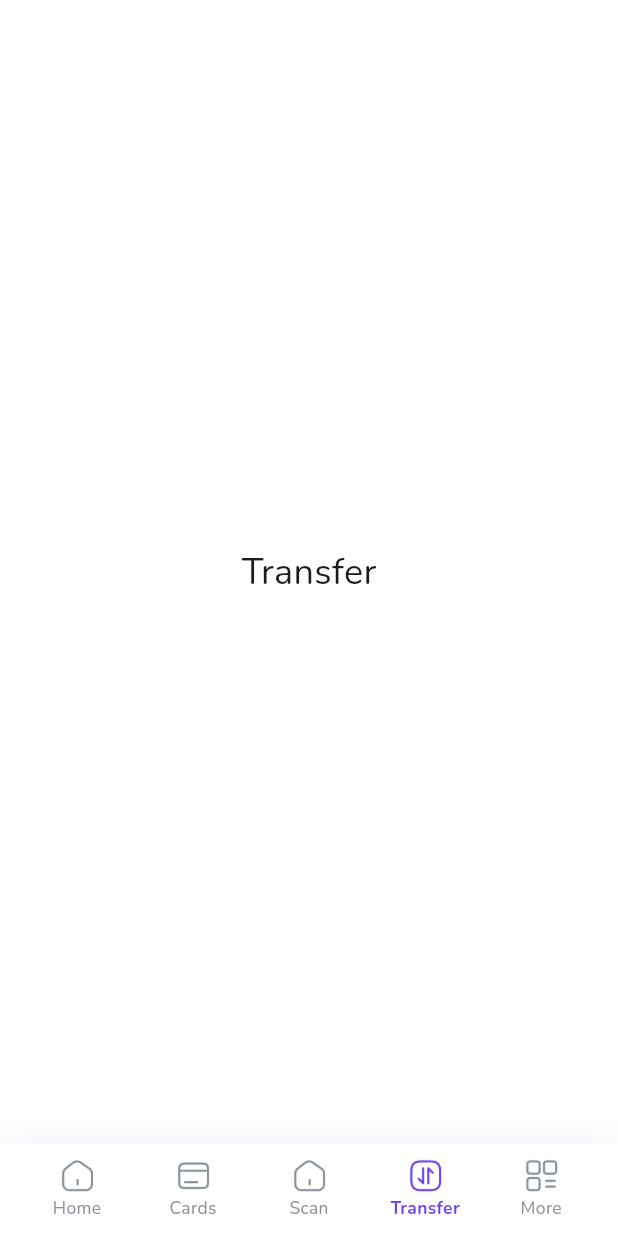
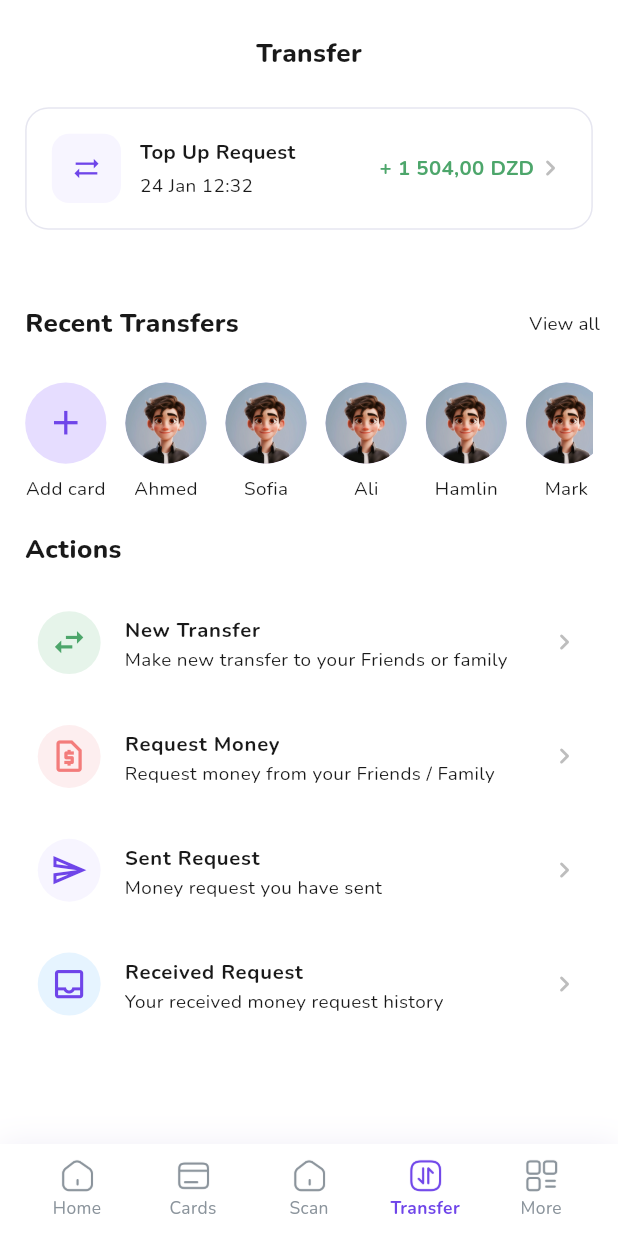
Before and after one commit to arcbsr/fvr_mobile_banking, a Flutter app: the screen it shows after launch, item 4 of the bottom bar chosen, on a phone screen of 412 x 824 dp. Run offline on Flutter 3.47's test engine with Material 3 defaults, Android fonts, the light colour scheme and no system bars; our stand-ins replace easy_localization, equatable, flutter_bloc, flutter_screenutil, google_fonts, stacked_card_carousel.

Commit message:
- UI refactors and added new screens

```diff
--- a/mobile_banking/assets/translations/en.json
+++ b/mobile_banking/assets/translations/en.json
@@ -41,5 +41,15 @@
   "scan_scanQrCode": "Scan QR Code",
   "scan_pointScanPay": "Point, Scan and pay",
   "scan_myQrCode": "My QR Code",
-  "scan_showQrToGetPaid": "Show this QR Code to Get Paid"
+  "scan_showQrToGetPaid": "Show this QR Code to Get Paid",
+  "topUpRequest": "Top Up Request",
+  "actions": "Actions",
+  "newTransfer": "New Transfer",
+  "newTransferDesc": "Make new transfer to your Friends or family",
+  "requestMoney": "Request Money",
+  "requestMoneyDesc": "Request money from your Friends / Family",
+  "sentRequest": "Sent Request",
+  "sentRequestDesc": "Money request you have sent",
+  "receivedRequest": "Received Request",
+  "receivedRequestDesc": "Your received money request history"
 }
--- a/mobile_banking/lib/core/theme/app_theme.dart
+++ b/mobile_banking/lib/core/theme/app_theme.dart
@@ -12,16 +12,22 @@ class AppTheme {
 
 class AppTextStyles {
 
+  static TextStyle get extraHeader => TextStyle(
+        fontFamily: 'Nunito',
+        fontWeight: FontWeight.w800,
+        fontSize: 24.sp,
+        color: const Color(0xFF191919),
+      );
   static TextStyle get header => TextStyle(
         fontFamily: 'Nunito',
         fontWeight: FontWeight.w800,
-        fontSize: 16.sp,
+        fontSize: 18.sp,
         color: const Color(0xFF191919),
       );
   static TextStyle get title => TextStyle(
         fontFamily: 'Nunito',
-        fontWeight: FontWeight.w800,
-        fontSize: 16.sp,
+        fontWeight: FontWeight.w700,
+        fontSize: 14.sp,
         color: const Color(0xFF191919),
       );
   static TextStyle get body => TextStyle(
@@ -33,7 +39,7 @@ class AppTextStyles {
   static TextStyle get caption => TextStyle(
         fontFamily: 'Nunito',
         fontWeight: FontWeight.w400,
-        fontSize: 14.sp,
+        fontSize: 13.sp,
         color: const Color(0xFF191919),
       );
   static TextStyle get button => TextStyle(
--- a/mobile_banking/lib/features/home/presentation/pages/home_screen.dart
+++ b/mobile_banking/lib/features/home/presentation/pages/home_screen.dart
@@ -8,6 +8,7 @@ import 'cards_screen.dart';
 import 'package:flutter_screenutil/flutter_screenutil.dart';
 import '../../../settings/presentation/pages/more_screen.dart';
 import 'scan_screen.dart';
+import 'transfer_screen.dart';
 
 class HomeScreen extends StatefulWidget {
   const HomeScreen({super.key});
@@ -42,9 +43,9 @@ class _HomeScreenState extends State<HomeScreen> {
             // Cards page
             const CardsScreen(),
             // Scan page
-            const ScanScreen(),
-            // Placeholder for Transfer
-            Center(child: Text('Transfer', style: TextStyle(fontSize: 24))),
+            ScanScreen(),
+            // Transfer page
+            TransferScreen(),
             // More page
             MoreScreen(),
           ],
--- /dev/null
+++ b/mobile_banking/lib/features/home/presentation/pages/transfer_screen.dart
@@ -0,0 +1,178 @@
+import 'package:flutter/material.dart';
+import 'package:flutter_screenutil/flutter_screenutil.dart';
+import '../widgets/recent_transfers.dart';
+import 'package:easy_localization/easy_localization.dart';
+import '../../../../core/theme/app_theme.dart';
+
+class TransferScreen extends StatelessWidget {
+  const TransferScreen({super.key});
+
+  @override
+  Widget build(BuildContext context) {
+    return Scaffold(
+      backgroundColor: Colors.white,
+      body: SafeArea(
+        child: ListView(
+          padding: EdgeInsets.symmetric(horizontal: 0),
+          children: [
+            SizedBox(height: 24.h),
+            Center(
+              child: Text(
+                'transfer'.tr(),
+                style: AppTextStyles.header,
+              ),
+            ),
+            SizedBox(height: 24.h),
+            Padding(
+              padding: EdgeInsets.symmetric(horizontal: 16.w),
+              child: Container(
+                padding: EdgeInsets.all(16.w),
+                decoration: BoxDecoration(
+                  color: Colors.white,
+                  borderRadius: BorderRadius.circular(16.r),
+                  border: Border.all(color: const Color(0xFFE6E6F0)),
+                ),
+                child: Row(
+                  children: [
+                    Container(
+                      width: 44.w,
+                      height: 44.w,
+                      decoration: BoxDecoration(
+                        color: const Color(0xFFF7F5FF),
+                        borderRadius: BorderRadius.circular(12.r),
+                      ),
+                      child: Icon(Icons.sync_alt, color: Color(0xFF6F45E9), size: 20.sp),
+                    ),
+                    SizedBox(width: 12.w),
+                    Expanded(
+                      child: Column(
+                        crossAxisAlignment: CrossAxisAlignment.start,
+                        children: [
+                          Text(
+                            'topUpRequest'.tr(),
+                            style: AppTextStyles.title,
+                          ),
+                          SizedBox(height: 4.h),
+                          Text(
+                            '24 Jan 12:32',
+                            style: AppTextStyles.caption,
+                          ),
+                        ],
+                      ),
+                    ),
+                    Text(
+                      '+ 1 504,00 DZD',
+                      style: AppTextStyles.title.copyWith(color: Color(0xFF4DA66B)),
+                    ),
+                    Icon(Icons.chevron_right_rounded, color: Colors.grey[400], size: 22.sp),
+                  ],
+                ),
+              ),
+            ),
+            SizedBox(height: 24.h),
+            RecentTransfers(),
+            SizedBox(height: 16.h),
+            Padding(
+              padding: EdgeInsets.symmetric(horizontal: 16.w),
+              child: Text(
+                'actions'.tr(),
+                style: AppTextStyles.header,
+              ),
+            ),
+            SizedBox(height: 12.h),
+            Padding(
+              padding: EdgeInsets.symmetric(horizontal: 16.w),
+              child: Column(
+                children: [
+                  _ActionTile(
+                    icon: Icons.swap_horiz,
+                    iconBg: const Color(0xFFE6F4EA),
+                    iconColor: const Color(0xFF4DA66B),
+                    title: 'newTransfer'.tr(),
+                    subtitle: 'newTransferDesc'.tr(),
+                    onTap: () {},
+                  ),
+                  _ActionTile(
+                    icon: Icons.request_page_outlined,
+                    iconBg: const Color(0xFFFDEEEF),
+                    iconColor: const Color(0xFFF37C7B),
+                    title: 'requestMoney'.tr(),
+                    subtitle: 'requestMoneyDesc'.tr(),
+                    onTap: () {},
+                  ),
+                  _ActionTile(
+                    icon: Icons.send_outlined,
+                    iconBg: const Color(0xFFF7F5FF),
+                    iconColor: const Color(0xFF6F45E9),
+                    title: 'sentRequest'.tr(),
+                    subtitle: 'sentRequestDesc'.tr(),
+                    onTap: () {},
+                  ),
+                  _ActionTile(
+                    icon: Icons.inbox_outlined,
+                    iconBg: const Color(0xFFE6F4FF),
+                    iconColor: const Color(0xFF6F45E9),
+                    title: 'receivedRequest'.tr(),
+                    subtitle: 'receivedRequestDesc'.tr(),
+                    onTap: () {},
+                  ),
+                ],
+              ),
+            ),
+            SizedBox(height: 32.h),
+          ],
+        ),
+      ),
+    );
+  }
+}
+
+class _ActionTile extends StatelessWidget {
+  final IconData icon;
+  final Color iconBg;
+  final Color iconColor;
+  final String title;
+  final String subtitle;
+  final VoidCallback onTap;
+  const _ActionTile({
+    required this.icon,
+    required this.iconBg,
+    required this.iconColor,
+    required this.title,
+    required this.subtitle,
+    required this.onTap,
+  });
+  @override
+  Widget build(BuildContext context) {
+    return Container(
+      margin: EdgeInsets.zero,
+      decoration: BoxDecoration(
+        color: Colors.white,
+        borderRadius: BorderRadius.circular(14.r),
+      ),
+      child: ListTile(
+        leading: Container(
+          width: 40.w,
+          height: 40.w,
+          decoration: BoxDecoration(
+            color: iconBg,
+            shape: BoxShape.circle,
+          ),
+          child: Icon(icon, color: iconColor, size: 26.sp),
+        ),
+        title: Text(
+          title,
+          style: AppTextStyles.title,
+        ),
+        subtitle: Text(
+          subtitle,
+          style: AppTextStyles.caption,
+        ),
+        trailing: Icon(Icons.chevron_right_rounded, color: Colors.grey[400], size: 22.sp),
+        onTap: onTap,
+        contentPadding: EdgeInsets.symmetric(horizontal: 8.w, vertical: 2.h),
+        minLeadingWidth: 0,
+      ),
+    );
+  }
+}
--- a/mobile_banking/lib/features/home/presentation/widgets/recent_transfers.dart
+++ b/mobile_banking/lib/features/home/presentation/widgets/recent_transfers.dart
@@ -28,7 +28,7 @@ class RecentTransfers extends StatelessWidget {
                 children: [
                   Text(
                     AppLocalizations.recentTransfers,
-                    style: AppTextStyles.title,
+                    style: AppTextStyles.header,
                   ),
                   TextButton(
                     onPressed: () {},
```
Also changed, not shown: mobile_banking/assets/translations/fr.json (+11 -1 lines), mobile_banking/lib/features/home/presentation/pages/cards_screen.dart (+5 -21 lines), mobile_banking/lib/features/home/presentation/pages/scan_screen.dart (+5 -20 lines), mobile_banking/lib/features/home/presentation/widgets/balance_card.dart (+10 -13 lines), mobile_banking/lib/features/home/presentation/widgets/latest_transactions.dart (+4 -5 lines), mobile_banking/lib/features/home/presentation/widgets/mobix_card.dart (+8 -35 lines), 1 other file.
